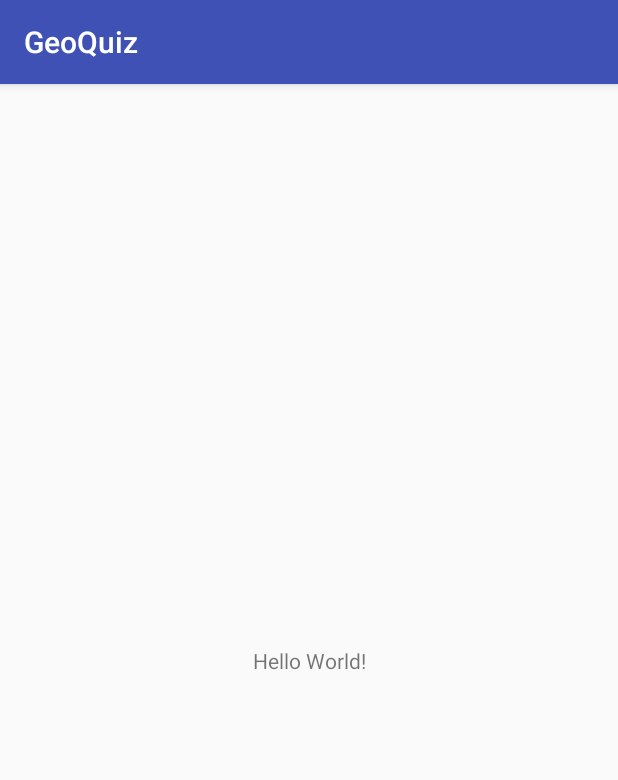
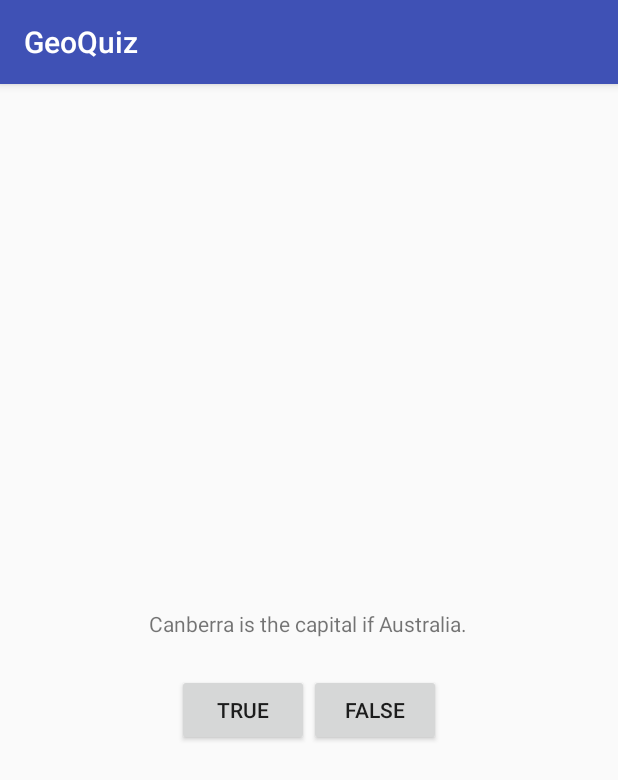
Before and after one commit to lzssing/GeoQuiz, an Android app: the screen it shows after launch (QuizActivity), on a phone screen of 412 x 824 dp. Shown: the top 780 px of the screen. Run offline under Robolectric (Android 15) with nearby library versions, the phone set to English and light mode, and no system bars.

Commit message:
第一章练习

```diff
--- a/app/src/main/java/com/bignerdranch/android/geoquiz/QuizActivity.java
+++ b/app/src/main/java/com/bignerdranch/android/geoquiz/QuizActivity.java
@@ -2,12 +2,34 @@ package com.bignerdranch.android.geoquiz;
 
 import android.support.v7.app.AppCompatActivity;
 import android.os.Bundle;
+import android.view.View;
+import android.widget.Button;
+import android.widget.Toast;
 
 public class QuizActivity extends AppCompatActivity {
-
+    private Button mTrueButton;
+    private Button mFalseButton;
     @Override
     protected void onCreate(Bundle savedInstanceState) {
         super.onCreate(savedInstanceState);
         setContentView(R.layout.activity_quiz);
+
+        mTrueButton = (Button) findViewById(R.id.true_button);
+        mTrueButton.setOnClickListener(new View.OnClickListener(){
+
+            @Override
+            public void onClick(View view) {
+                Toast.makeText(QuizActivity.this, R.string.correct_toast, Toast.LENGTH_SHORT).show();
+            }
+        });
+
+        mFalseButton = (Button) findViewById(R.id.false_button);
+        mFalseButton.setOnClickListener(new View.OnClickListener(){
+
+            @Override
+            public void onClick(View view) {
+                Toast.makeText(QuizActivity.this, R.string.incorrect_toast, Toast.LENGTH_SHORT).show();
+            }
+        });
     }
 }
--- a/app/src/main/res/layout/activity_quiz.xml
+++ b/app/src/main/res/layout/activity_quiz.xml
@@ -1,18 +1,44 @@
-<?xml version="1.0" encoding="utf-8"?>
-<android.support.constraint.ConstraintLayout xmlns:android="http://schemas.android.com/apk/res/android"
-    xmlns:app="http://schemas.android.com/apk/res-auto"
-    xmlns:tools="http://schemas.android.com/tools"
+<!--<?xml version="1.0" encoding="utf-8"?>-->
+<!--<android.support.constraint.ConstraintLayout xmlns:android="http://schemas.android.com/apk/res/android"-->
+    <!--xmlns:app="http://schemas.android.com/apk/res-auto"-->
+    <!--xmlns:tools="http://schemas.android.com/tools"-->
+    <!--android:layout_width="match_parent"-->
+    <!--android:layout_height="match_parent"-->
+    <!--tools:context="com.bignerdranch.android.geoquiz.QuizActivity">-->
+
+    <!--<TextView-->
+        <!--android:layout_width="wrap_content"-->
+        <!--android:layout_height="wrap_content"-->
+        <!--android:text="Hello World!"-->
+        <!--app:layout_constraintBottom_toBottomOf="parent"-->
+        <!--app:layout_constraintLeft_toLeftOf="parent"-->
+        <!--app:layout_constraintRight_toRightOf="parent"-->
+        <!--app:layout_constraintTop_toTopOf="parent" />-->
+
+<!--</android.support.constraint.ConstraintLayout>-->
+<LinearLayout xmlns:android="http://schemas.android.com/apk/res/android"
     android:layout_width="match_parent"
     android:layout_height="match_parent"
-    tools:context="com.bignerdranch.android.geoquiz.QuizActivity">
-
+    android:gravity="center"
+    android:orientation="vertical"
+    >
     <TextView
         android:layout_width="wrap_content"
         android:layout_height="wrap_content"
-        android:text="Hello World!"
-        app:layout_constraintBottom_toBottomOf="parent"
-        app:layout_constraintLeft_toLeftOf="parent"
-        app:layout_constraintRight_toRightOf="parent"
-        app:layout_constraintTop_toTopOf="parent" />
-
-</android.support.constraint.ConstraintLayout>
+        android:padding="24dp"
+        android:text="@string/question_text" />
+   <LinearLayout
+       android:layout_width="wrap_content"
+       android:layout_height="wrap_content">
+        <Button
+            android:id="@+id/true_button"
+            android:layout_width="wrap_content"
+            android:layout_height="wrap_content"
+            android:text="@string/true_button"/>
+       <Button
+           android:id="@+id/false_button"
+           android:layout_width="wrap_content"
+           android:layout_height="wrap_content"
+           android:text="@string/false_button"/>
+   </LinearLayout>
+</LinearLayout>
--- a/app/src/main/res/values/strings.xml
+++ b/app/src/main/res/values/strings.xml
@@ -1,3 +1,8 @@
 <resources>
     <string name="app_name">GeoQuiz</string>
+    <string name="question_text">Canberra is the capital if Australia.</string>
+    <string name="true_button">True</string>
+    <string name="false_button">False</string>
+    <string name="correct_toast">Correct！</string>
+    <string name="incorrect_toast">Incorrect!</string>
 </resources>
```
